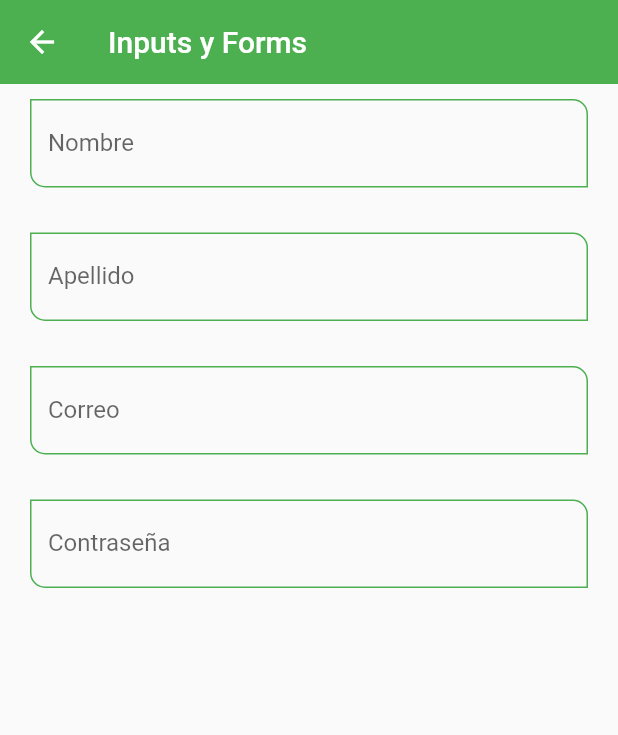
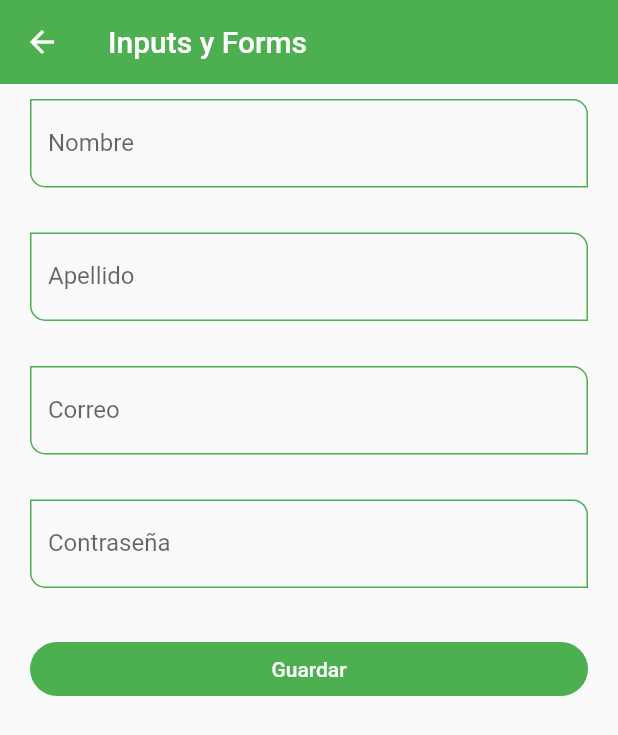
Before and after one commit to RichardWhiteG2/fl_components, a Flutter app: the InputsScreen screen opened by its route, on a phone screen of 412 x 824 dp. Shown: the top 735 px of the screen. Run offline on Flutter 3.47's test engine with Material 2 defaults, Android fonts, the phone set to English and light mode, and no system bars.

```diff
--- a/lib/screens/inputs_screens.dart
+++ b/lib/screens/inputs_screens.dart
@@ -8,6 +8,17 @@ class InputsScreen extends StatelessWidget {
 
   @override
   Widget build(BuildContext context) {
+
+    final GlobalKey<FormState>myFormKey = GlobalKey<FormState>();
+
+    final Map<String, String> formValues ={
+        'first_name': 'Ricardo',
+        'last_name' : 'Blanco',
+        'email'     : 'richard.white@outlook.com',
+        'password'  : '123456',
+        'role'      : 'Admin'
+    };
+
     return  Scaffold(
       appBar: AppBar(
         title: Text('Inputs y Forms'),
@@ -15,21 +26,42 @@ class InputsScreen extends StatelessWidget {
       body: SingleChildScrollView(
         child: Padding(
           padding: const EdgeInsets.symmetric(horizontal: 20, vertical: 10),
-          child: Column(
-            children: const[
-              CustomInputFiel(labelText: 'Nombre', hintText: 'Nombre usuario'),
-              SizedBox( height: 30 ),
+          child: Form(
+            key: myFormKey,
+            child: Column(
+              children: [
+                const CustomInputFiel(labelText: 'Nombre', hintText: 'Nombre usuario'),
+                const SizedBox( height: 30 ),
 
-              CustomInputFiel(labelText: 'Apellido', hintText: 'Apellido usuario'),
-              SizedBox( height: 30 ),
+                const CustomInputFiel(labelText: 'Apellido', hintText: 'Apellido usuario'),
+               const  SizedBox( height: 30 ),
 
-              CustomInputFiel(labelText: 'Correo', hintText: 'Correo usuario', keyboardType: TextInputType.emailAddress ,),
-              SizedBox( height: 30 ),
+               const  CustomInputFiel(labelText: 'Correo', hintText: 'Correo usuario', keyboardType: TextInputType.emailAddress ,),
+               const  SizedBox( height: 30 ),
 
-              CustomInputFiel(labelText: 'Contraseña', hintText: 'Contraseña usuario', obscureText: true),
-              SizedBox( height: 30 ),
+               const  CustomInputFiel(labelText: 'Contraseña', hintText: 'Contraseña usuario', obscureText: true),
+                const SizedBox( height: 30 ),
 
-            ],
+                ElevatedButton(
+                  child: const SizedBox(
+                    width: double.infinity,
+                    child: Center(child: const Text('Guardar'))
+                  ),
+                  onPressed: () {
+
+                    FocusScope.of(context).requestFocus( FocusNode());
+                    //FocusScope Oculta el teclado
+                    if(!myFormKey.currentState!.validate()){
+                      print('Formulario no válido');
+                      return;
+                    }
+                    //Todo: imprimir valores del formulario
+                    print(formValues);
+                  },
+                )
+
+              ],
+            ),
           ),
         ),
       )
```
